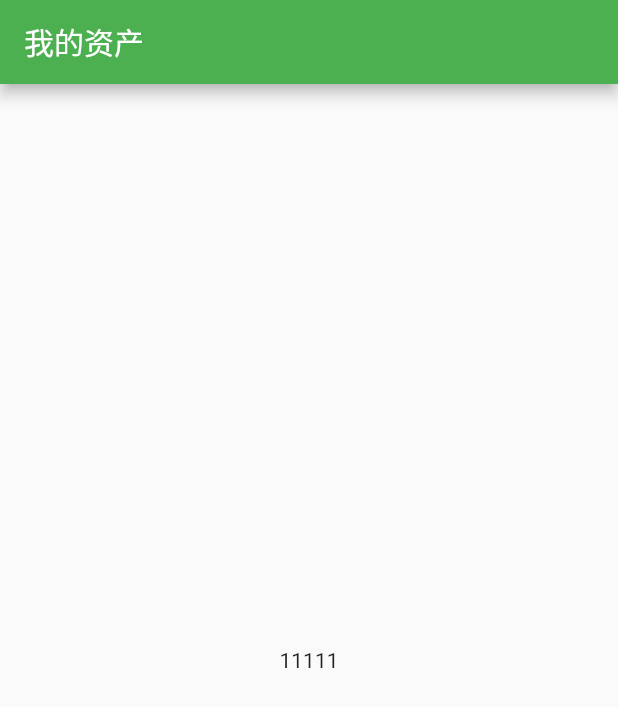
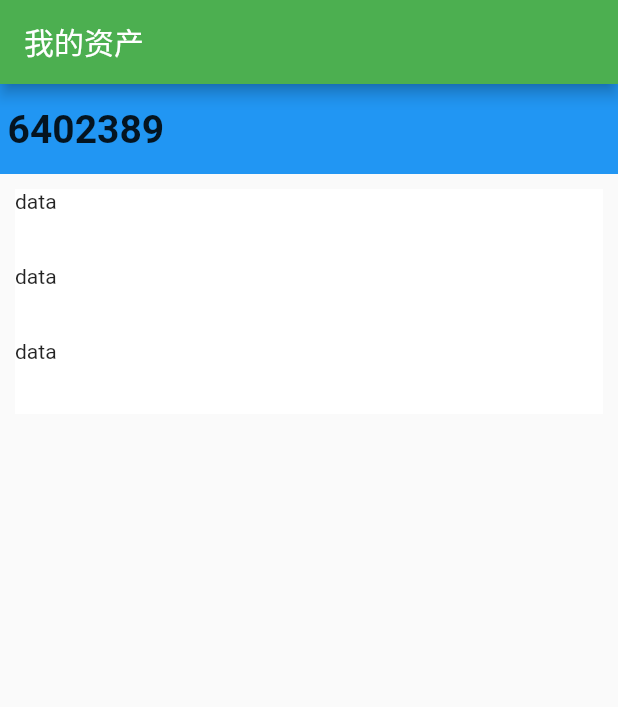
Before and after one commit to yuyangzi/AssetManagement, a Flutter app: the screen it shows after launch, on a phone screen of 412 x 824 dp. Shown: the top 707 px of the screen. Run offline on Flutter 3.47's test engine with Material 2 defaults, Android fonts, the phone set to English and light mode, and no system bars; our stand-ins replace dio, shared_preferences.

Commit message:
feat: 开发我的资产页面

```diff
--- a/lib/main.dart
+++ b/lib/main.dart
@@ -31,17 +31,79 @@ class _MyAssetsPageState extends State<MyAssetsPage> {
   @override
   Widget build(BuildContext context) {
     return Scaffold(
-      appBar: AppBar(
-        title: Text(widget.title),
-      ),
-      body: ConstrainedBox(
-        constraints: const BoxConstraints(
-            minHeight: 100,
-            minWidth: 100,
-            maxHeight: double.infinity,
-            maxWidth: double.infinity),
-        child: const Center(child: Text('11111')),
+        appBar: AppBar(
+          title: Text(widget.title),
+        ),
+        body: Column(
+          children: const [
+            TotalAssets(assetTotalNum: 6402389),
+            AssetsList()
+          ],
+        ));
+  }
+}
+
+class TotalAssets extends StatelessWidget {
+  const TotalAssets({Key? key, required this.assetTotalNum}) : super(key: key);
+
+  final int assetTotalNum;
+
+  @override
+  Widget build(BuildContext context) {
+    final screenWidth = MediaQuery.of(context).size.width;
+
+    return Container(
+        width: screenWidth,
+        height: 60,
+        color: Colors.blue,
+        alignment: Alignment.centerLeft,
+        child: Padding(
+          padding: const EdgeInsets.only(left: 5),
+          child: Text(assetTotalNum.toString(),
+              style:
+                  const TextStyle(fontSize: 26, fontWeight: FontWeight.bold)),
+        ));
+  }
+}
+
+class AssetsList extends StatefulWidget {
+  const AssetsList({Key? key}) : super(key: key);
+
+  @override
+  State<AssetsList> createState() => _AssetsListState();
+}
+
+class _AssetsListState extends State<AssetsList> {
+  @override
+  Widget build(BuildContext context) {
+    return Padding(
+      padding: const EdgeInsets.only(top: 10),
+      child: Column(
+        children: const [AssetsListItem(), AssetsListItem(), AssetsListItem()],
       ),
     );
   }
 }
+
+class AssetsListItem extends StatefulWidget {
+  const AssetsListItem({Key? key}) : super(key: key);
+
+  @override
+  State<AssetsListItem> createState() => _AssetsListItemState();
+}
+
+class _AssetsListItemState extends State<AssetsListItem> {
+  @override
+  Widget build(BuildContext context) {
+    final screenWidth = MediaQuery.of(context).size.width;
+
+    return DecoratedBox(
+      decoration: const BoxDecoration(color: Colors.white),
+      child: SizedBox(
+        height: 50,
+        width: screenWidth - 20,
+        child: const Text('data'),
+      ),
+    );
+  }
+}
```
Also changed, not shown: pubspec.lock, 2 other files.
